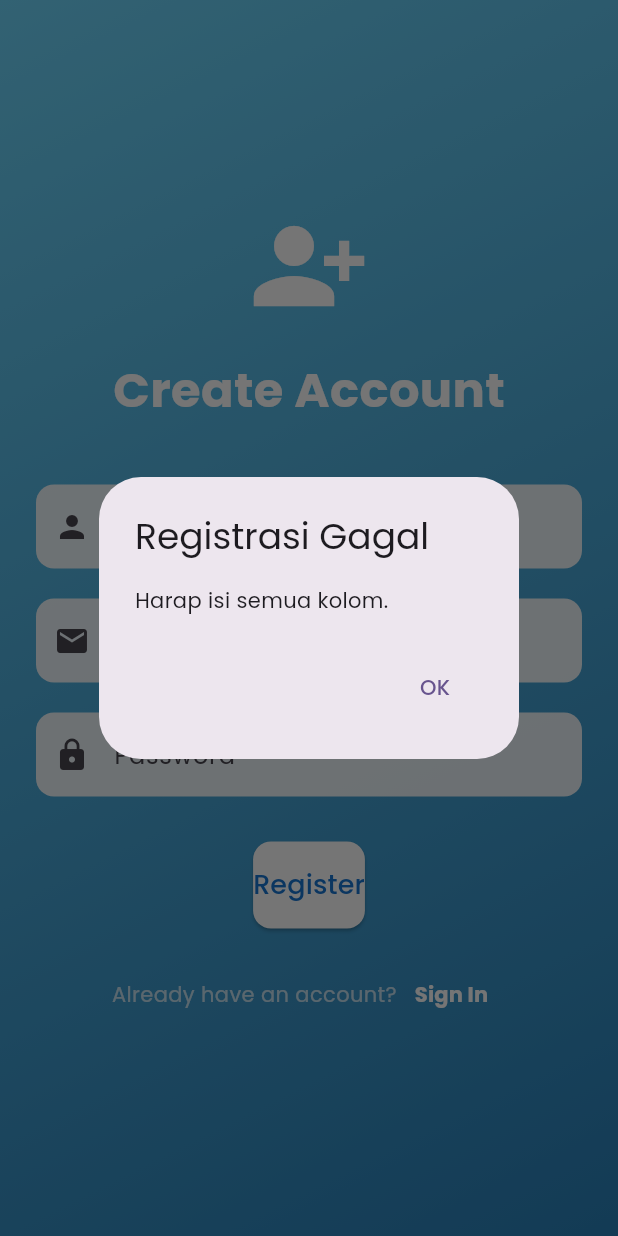
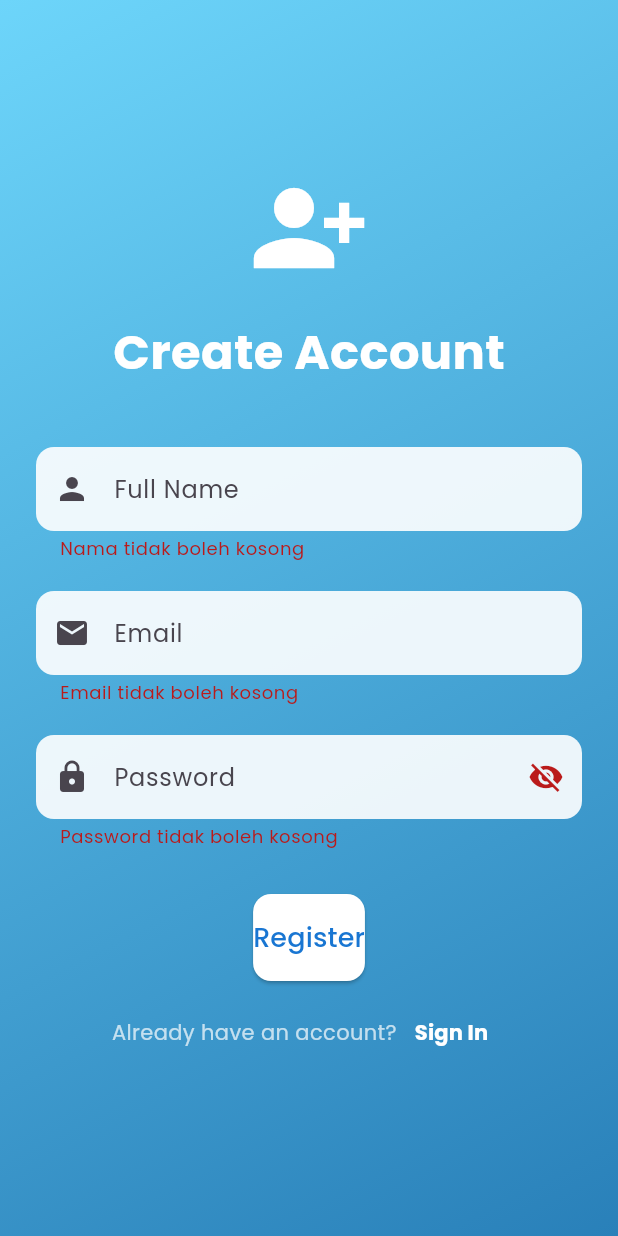
Before and after one commit to viinafai/login_register_flutter, a Flutter app: the RegisterPage screen opened directly, after a tap on "Register", on a phone screen of 412 x 824 dp. Run offline on Flutter 3.47's test engine with Material 3 defaults, Android fonts, the light colour scheme and no system bars; our stand-ins replace google_fonts, shared_preferences; accounts and stored records are empty.

Commit message:
update laporan

```diff
--- a/lib/main.dart
+++ b/lib/main.dart
@@ -1,6 +1,7 @@
 import 'package:flutter/material.dart';
 import 'login_page.dart';
 import 'package:google_fonts/google_fonts.dart';
+import 'package:shared_preferences/shared_preferences.dart';
 
 
 void main() {
--- a/lib/register_page.dart
+++ b/lib/register_page.dart
@@ -5,27 +5,28 @@ class RegisterPage extends StatefulWidget {
   const RegisterPage({super.key});
 
   @override
-  State<RegisterPage> createState() => _RegisterPageState();
+  _RegisterPageState createState() => _RegisterPageState();
 }
 
 class _RegisterPageState extends State<RegisterPage> {
+  final _formKey = GlobalKey<FormState>();
   final _fullNameController = TextEditingController();
   final _emailController = TextEditingController();
   final _passwordController = TextEditingController();
+  bool _obscurePassword = true;
 
   void _register() {
+    if (_formKey.currentState!.validate()) {
       String fullName = _fullNameController.text.trim();
       String email = _emailController.text.trim();
       String password = _passwordController.text.trim();
 
-    if (fullName.isNotEmpty && email.isNotEmpty && password.isNotEmpty) {
-      // Simpan ke map userData
+      // simpan ke userData global
       userData[email] = {
         'fullName': fullName,
         'password': password,
       };
 
-      // Dialog sukses
       showDialog(
         context: context,
         builder: (context) => AlertDialog(
@@ -35,23 +36,8 @@ class _RegisterPageState extends State<RegisterPage> {
             TextButton(
               onPressed: () {
                 Navigator.pop(context); // Tutup dialog
-                Navigator.pop(context); // Balik ke halaman login
+                Navigator.pop(context); // Kembali ke Login
               },
-              child: const Text('OK'),
-            ),
-          ],
-        ),
-      );
-    } else {
-      // Dialog gagal
-      showDialog(
-        context: context,
-        builder: (context) => AlertDialog(
-          title: const Text('Registrasi Gagal'),
-          content: const Text('Harap isi semua kolom.'),
-          actions: [
-            TextButton(
-              onPressed: () => Navigator.pop(context),
               child: const Text('OK'),
             ),
           ],
@@ -74,22 +60,24 @@ class _RegisterPageState extends State<RegisterPage> {
         ),
         child: Center(
           child: SingleChildScrollView(
+            child: Form(
+              key: _formKey, // pakai Form untuk validasi
               child: Column(
                 children: [
-                const Icon(Icons.person_add_alt_1, size: 80, color: Colors.white),
+                  const Icon(Icons.person_add_alt_1,
+                      size: 80, color: Colors.white),
                   const SizedBox(height: 20),
                   const Text(
                     'Create Account',
                     style: TextStyle(
                         color: Colors.white,
                         fontSize: 32,
-                    fontWeight: FontWeight.bold,
-                  ),
+                        fontWeight: FontWeight.bold),
                   ),
                   const SizedBox(height: 40),
 
                   // Full Name
-                TextField(
+                  TextFormField(
                     controller: _fullNameController,
                     decoration: InputDecoration(
                       hintText: 'Full Name',
@@ -101,11 +89,17 @@ class _RegisterPageState extends State<RegisterPage> {
                         borderSide: BorderSide.none,
                       ),
                     ),
+                    validator: (value) {
+                      if (value == null || value.isEmpty) {
+                        return "Nama tidak boleh kosong";
+                      }
+                      return null;
+                    },
                   ),
                   const SizedBox(height: 20),
 
                   // Email
-                TextField(
+                  TextFormField(
                     controller: _emailController,
                     keyboardType: TextInputType.emailAddress,
                     decoration: InputDecoration(
@@ -118,23 +112,53 @@ class _RegisterPageState extends State<RegisterPage> {
                         borderSide: BorderSide.none,
                       ),
                     ),
+                    validator: (value) {
+                      if (value == null || value.isEmpty) {
+                        return "Email tidak boleh kosong";
+                      }
+                      if (!value.contains('@')) {
+                        return "Format email salah";
+                      }
+                      return null;
+                    },
                   ),
                   const SizedBox(height: 20),
 
                   // Password
-                TextField(
+                  TextFormField(
                     controller: _passwordController,
-                  obscureText: true,
+                    obscureText: _obscurePassword,
                     decoration: InputDecoration(
                       hintText: 'Password',
                       filled: true,
                       fillColor: Colors.white.withOpacity(0.9),
                       prefixIcon: const Icon(Icons.lock),
+                      suffixIcon: IconButton(
+                        icon: Icon(
+                          _obscurePassword
+                              ? Icons.visibility_off
+                              : Icons.visibility,
+                        ),
+                        onPressed: () {
+                          setState(() {
+                            _obscurePassword = !_obscurePassword;
+                          });
+                        },
+                      ),
                       border: OutlineInputBorder(
                         borderRadius: BorderRadius.circular(12),
                         borderSide: BorderSide.none,
                       ),
                     ),
+                    validator: (value) {
+                      if (value == null || value.isEmpty) {
+                        return "Password tidak boleh kosong";
+                      }
+                      if (value.length < 6) {
+                        return "Password minimal 6 karakter";
+                      }
+                      return null;
+                    },
                   ),
                   const SizedBox(height: 30),
 
@@ -149,27 +173,24 @@ class _RegisterPageState extends State<RegisterPage> {
                         borderRadius: BorderRadius.circular(12),
                       ),
                     ),
-                  child: const Text('Register', style: TextStyle(fontSize: 18)),
+                    child: const Text('Register',
+                        style: TextStyle(fontSize: 18)),
                   ),
+                  const SizedBox(height: 10),
 
-                const SizedBox(height: 20),
-
-                // Link ke Login
+                  // Pindah ke Login
                   Row(
                     mainAxisAlignment: MainAxisAlignment.center,
                     children: [
-                    const Text(
-                      "Already have an account?",
-                      style: TextStyle(color: Colors.white70),
-                    ),
+                      const Text("Already have an account?",
+                          style: TextStyle(color: Colors.white70)),
                       TextButton(
                         onPressed: () => Navigator.pop(context),
                         child: const Text(
                           'Sign In',
                           style: TextStyle(
                               color: Colors.white,
-                          fontWeight: FontWeight.bold,
-                        ),
+                              fontWeight: FontWeight.bold),
                         ),
                       ),
                     ],
@@ -179,6 +200,7 @@ class _RegisterPageState extends State<RegisterPage> {
             ),
           ),
         ),
+      ),
     );
   }
 }
--- a/pubspec.yaml
+++ b/pubspec.yaml
@@ -1,4 +1,4 @@
-name: login_register_flutter
+name: wireframe_flutter
 description: "A new Flutter project."
 # The following line prevents the package from being accidentally published to
 # pub.dev using `flutter pub publish`. This is preferred for private packages.
@@ -30,11 +30,12 @@ environment:
 dependencies:
   flutter:
     sdk: flutter
-  google_fonts: ^6.2.0
 
   # The following adds the Cupertino Icons font to your application.
   # Use with the CupertinoIcons class for iOS style icons.
   cupertino_icons: ^1.0.8
+  google_fonts: ^6.1.0
+  shared_preferences: ^2.2.2
 
 dev_dependencies:
   flutter_test:
```
Also changed, not shown: lib/login_page.dart (+70 -10 lines), dokumentasi/page 1.png (added), dokumentasi/page 2.png (added), dokumentasi/page 3.png (added), dokumentasi/page 4.png (added), dokumentasi/page 5.png (added), dokumentasi/page 6.png (added), dokumentasi/page 7.png (added), dokumentasi/page 8.png (added), dokumentasi/page 9.png (added), pubspec.lock, 3 other files. Lines whose indentation alone changed are shown as unchanged.
